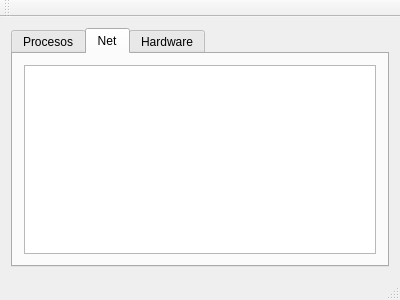
Qt form monitor-system/mainwindow.ui (alu0100885613/soa-system-monitor) before a commit.
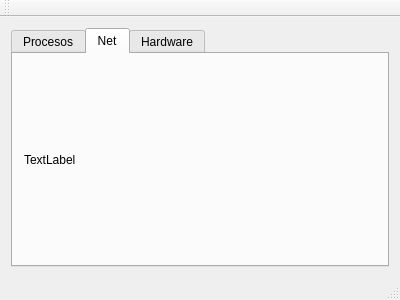
The same form after that commit.

```diff
--- a/monitor-system/mainwindow.ui
+++ b/monitor-system/mainwindow.ui
@@ -55,7 +55,11 @@
        </attribute>
        <layout class="QGridLayout" name="gridLayout">
         <item row="0" column="0">
-         <widget class="QGraphicsView" name="graphicsView"/>
+         <widget class="QLabel" name="label">
+          <property name="text">
+           <string>TextLabel</string>
+          </property>
+         </widget>
         </item>
        </layout>
       </widget>
```
